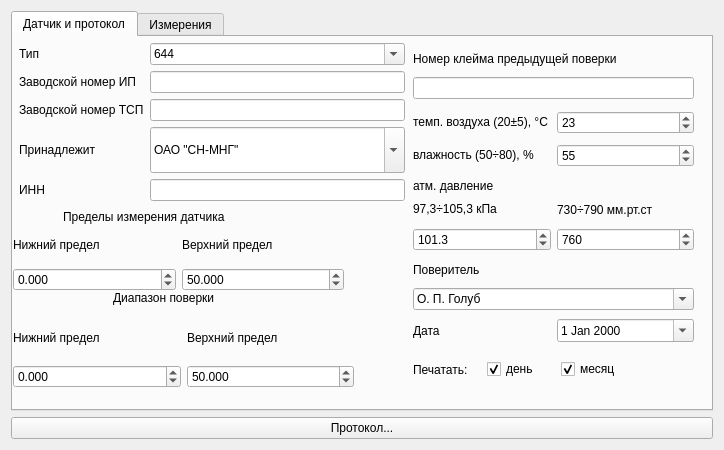
Qt form ui/temperature.ui (corvinalive/CalManager) before a commit.
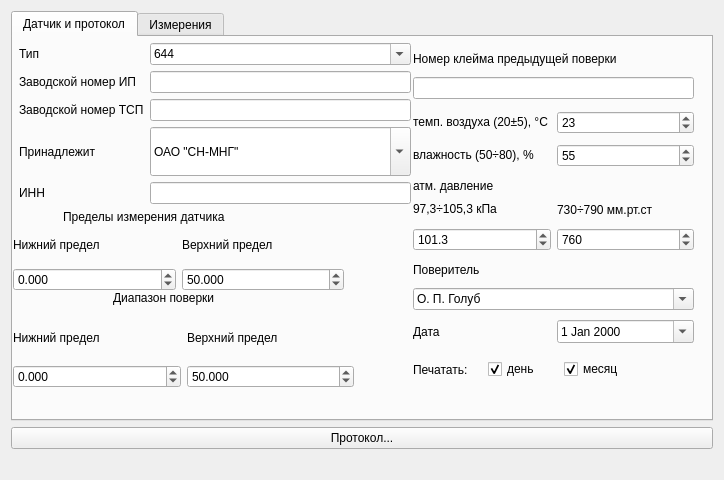
The same form after that commit.

What changed in the file:
```diff
--- a/ui/temperature.ui
+++ b/ui/temperature.ui
@@ -7,13 +7,13 @@
     <x>0</x>
     <y>0</y>
     <width>724</width>
-    <height>450</height>
+    <height>480</height>
    </rect>
   </property>
   <property name="minimumSize">
    <size>
     <width>724</width>
-    <height>450</height>
+    <height>480</height>
    </size>
   </property>
   <property name="windowTitle">
@@ -282,7 +282,7 @@
          <x>400</x>
          <y>280</y>
          <width>281</width>
-         <height>28</height>
+         <height>29</height>
         </rect>
        </property>
        <layout class="QHBoxLayout" name="horizontalLayout_2">
@@ -310,7 +310,7 @@
         <rect>
          <x>400</x>
          <y>320</y>
-         <width>216</width>
+         <width>220</width>
          <height>25</height>
         </rect>
        </property>
@@ -349,8 +349,8 @@
         <rect>
          <x>6</x>
          <y>6</y>
-         <width>386</width>
-         <height>158</height>
+         <width>392</width>
+         <height>161</height>
         </rect>
        </property>
        <layout class="QGridLayout" name="gridLayout_2">
@@ -1320,6 +1320,50 @@
      </property>
     </widget>
    </item>
+   <item>
+    <widget class="QLabel" name="statusLabel">
+     <property name="palette">
+      <palette>
+       <active>
+        <colorrole role="WindowText">
+         <brush brushstyle="SolidPattern">
+          <color alpha="255">
+           <red>0</red>
+           <green>0</green>
+           <blue>255</blue>
+          </color>
+         </brush>
+        </colorrole>
+       </active>
+       <inactive>
+        <colorrole role="WindowText">
+         <brush brushstyle="SolidPattern">
+          <color alpha="255">
+           <red>0</red>
+           <green>0</green>
+           <blue>255</blue>
+          </color>
+         </brush>
+        </colorrole>
+       </inactive>
+       <disabled>
+        <colorrole role="WindowText">
+         <brush brushstyle="SolidPattern">
+          <color alpha="255">
+           <red>159</red>
+           <green>158</green>
+           <blue>158</blue>
+          </color>
+         </brush>
+        </colorrole>
+       </disabled>
+      </palette>
+     </property>
+     <property name="text">
+      <string/>
+     </property>
+    </widget>
+   </item>
   </layout>
  </widget>
  <tabstops>
```
